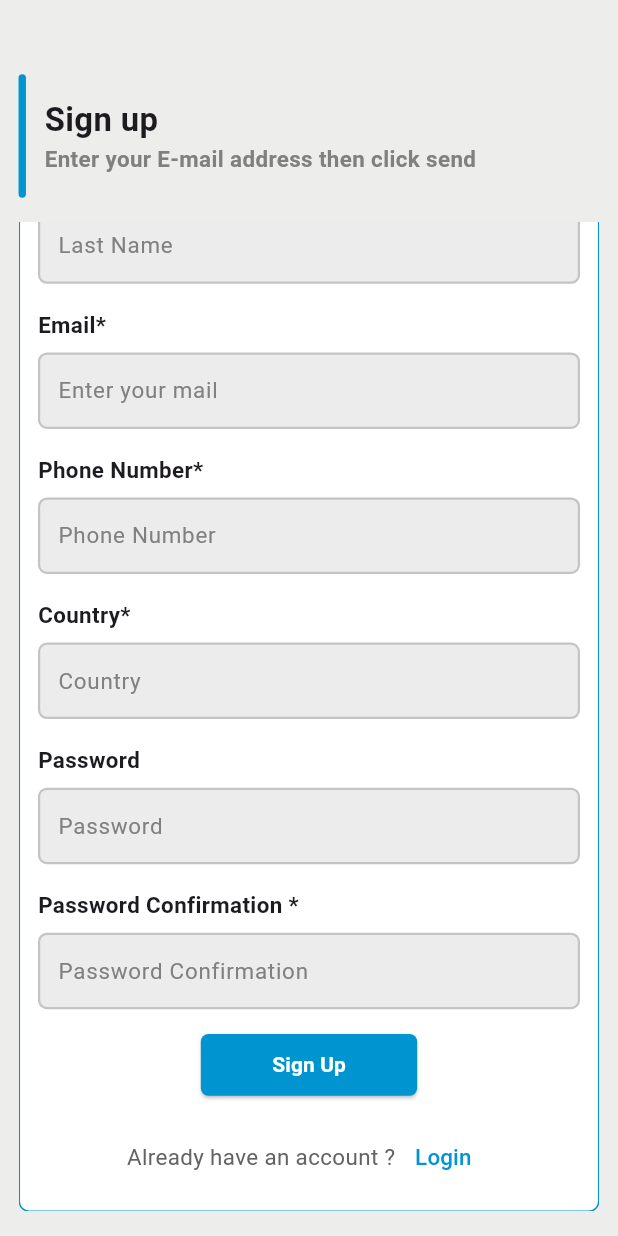
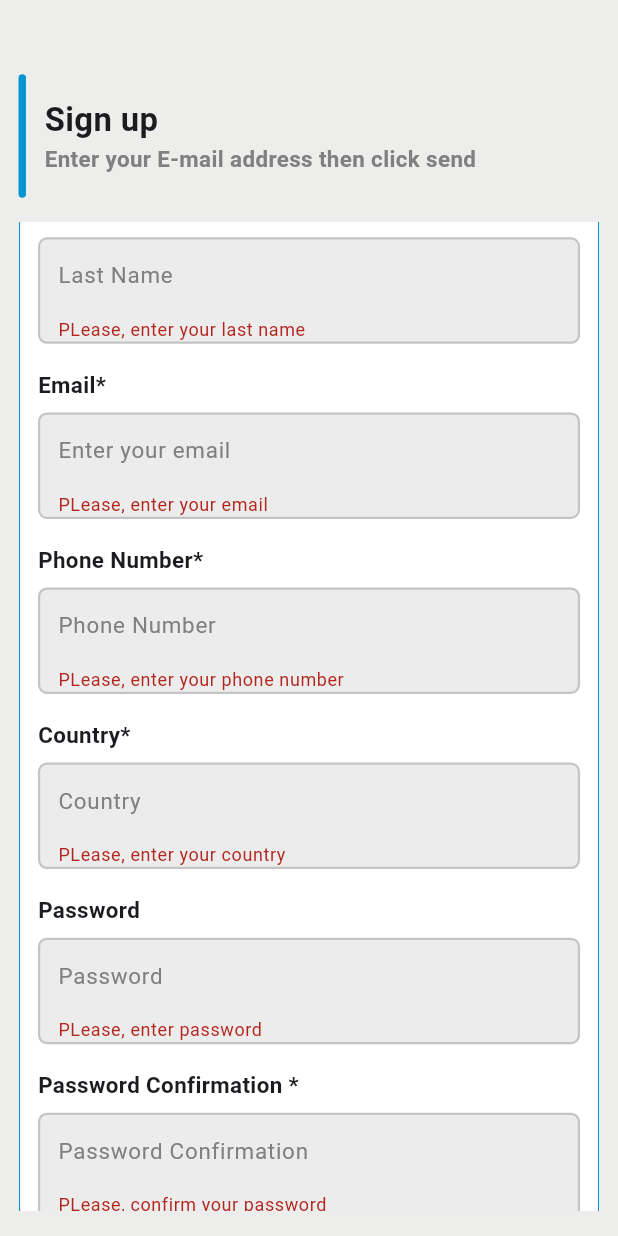
Before and after one commit to michaelSameh111/FX_Commission_app, a Flutter app: the SignUpScreen screen opened directly, scrolled down 149 dp, after a tap on "Sign Up", on a phone screen of 412 x 824 dp. Run offline on Flutter 3.47's test engine with Material 3 defaults, Android fonts, the phone set to English and light mode, and no system bars; our stand-ins replace bloc, chewie, dio, dropdown_button2, flutter_bloc, flutter_sizer and 2 more; missing offline and left inert: animated_rating_stars.

Commit message:
done validator sign up screen.

```diff
--- a/lib/view/pages/sign_up_screen.dart
+++ b/lib/view/pages/sign_up_screen.dart
@@ -1,3 +1,4 @@
+import 'package:flutter/cupertino.dart';
 import 'package:flutter/material.dart';
 import 'package:flutter_bloc/flutter_bloc.dart';
 import 'package:flutter_sizer/flutter_sizer.dart';
@@ -14,6 +15,7 @@ class SignUpScreen extends StatefulWidget {
 }
 
 class _SignUpScreenState extends State<SignUpScreen> {
+  GlobalKey<FormState> formKey = GlobalKey();
   TextEditingController firstNameController = TextEditingController();
   TextEditingController lastNameController = TextEditingController();
   TextEditingController phoneNumberController = TextEditingController();
@@ -21,6 +23,7 @@ class _SignUpScreenState extends State<SignUpScreen> {
   TextEditingController countryController = TextEditingController();
   TextEditingController passwordController = TextEditingController();
   TextEditingController passwordConfirmationController = TextEditingController();
+
   @override
   Widget build(BuildContext context) {
     return BlocConsumer<LoginCubit, LoginStates>(
@@ -29,6 +32,8 @@ class _SignUpScreenState extends State<SignUpScreen> {
     return Scaffold(
       body: Padding(
         padding: EdgeInsets.only(left: 3.0.w, right: 3.0.w, top: 6.h, bottom: 2.h),
+        child: Form(
+          key: formKey,
           child: Column(
             children: [
               Row(
@@ -79,6 +84,7 @@ class _SignUpScreenState extends State<SignUpScreen> {
                       ),
                       borderRadius: BorderRadius.circular(7.dp),
                     ),
+
                     child: Column(
                       crossAxisAlignment: CrossAxisAlignment.start,
                       children: [
@@ -91,6 +97,12 @@ class _SignUpScreenState extends State<SignUpScreen> {
                           height: 1.h,
                         ),
                         defaultTextFormField(
+                          validator: (value) {
+                            if (value == null || value.isEmpty) {
+                              return 'PLease, enter your first name';
+                            }
+                            return null;
+                          },
                           textFormFieldController: firstNameController,
                             hintText: 'First name',
                             keyboardType: TextInputType.name),
@@ -107,6 +119,12 @@ class _SignUpScreenState extends State<SignUpScreen> {
                           height: 1.h,
                         ),
                         defaultTextFormField(
+                          validator: (value) {
+                            if (value == null || value.isEmpty) {
+                              return 'PLease, enter your last name';
+                            }
+                            return null;
+                          },
                           textFormFieldController: lastNameController,
                             hintText: 'Last Name',
                             keyboardType: TextInputType.name),
@@ -123,8 +141,14 @@ class _SignUpScreenState extends State<SignUpScreen> {
                           height: 1.h,
                         ),
                         defaultTextFormField(
+                          validator: (value) {
+                            if (value == null || value.isEmpty) {
+                              return 'PLease, enter your email';
+                            }
+                            return null;
+                          },
                           textFormFieldController: emailController,
-                          hintText: 'Enter your mail',
+                            hintText: 'Enter your email',
                             keyboardType: TextInputType.emailAddress),
                         SizedBox(
                           height: 2.h,
@@ -139,6 +163,12 @@ class _SignUpScreenState extends State<SignUpScreen> {
                           height: 1.h,
                         ),
                         defaultTextFormField(
+                          validator: (value) {
+                            if (value == null || value.isEmpty) {
+                              return 'PLease, enter your phone number';
+                            }
+                            return null;
+                          },
                           textFormFieldController: phoneNumberController,
                             hintText: 'Phone Number',
                             keyboardType: TextInputType.phone),
@@ -155,6 +185,12 @@ class _SignUpScreenState extends State<SignUpScreen> {
                           height: 1.h,
                         ),
                         defaultTextFormField(
+                          validator: (value) {
+                            if (value == null || value.isEmpty) {
+                              return 'PLease, enter your country';
+                            }
+                            return null;
+                          },
                           textFormFieldController: countryController,
                             hintText: 'Country', keyboardType: TextInputType.name),
                         SizedBox(
@@ -170,6 +206,15 @@ class _SignUpScreenState extends State<SignUpScreen> {
                           height: 1.h,
                         ),
                         defaultTextFormField(
+                          validator: (value) {
+                            if (value == null || value.isEmpty) {
+                              return 'PLease, enter password';
+                            }else if(value.length < 8)
+                            {
+                              return 'Password must be at least 8 characters';
+                            }
+                            return null;
+                          },
                           textFormFieldController: passwordController,
                             hintText: 'Password',
                             keyboardType: TextInputType.visiblePassword,
@@ -187,6 +232,14 @@ class _SignUpScreenState extends State<SignUpScreen> {
                           height: 1.h,
                         ),
                         defaultTextFormField(
+                          validator: (value) {
+                            if (value == null || value.isEmpty) {
+                              return 'PLease, confirm your password';
+                            }else if(value != passwordController.text){
+                              return 'Password doesn\'t match';
+                            }
+                            return null;
+                          },
                           textFormFieldController: passwordConfirmationController,
                             hintText: 'Password Confirmation',
                             keyboardType: TextInputType.visiblePassword,
@@ -199,6 +252,8 @@ class _SignUpScreenState extends State<SignUpScreen> {
                           child: mainElevatedButton(
                             loading: state is RegisterLoadingState,
                               onPressed: (){
+                              if(formKey.currentState?.validate() ??
+                                  false){
                                 LoginCubit.get(context).registerUser(
                                     firstName: firstNameController.text,
                                     lastname: lastNameController.text,
@@ -208,6 +263,7 @@ class _SignUpScreenState extends State<SignUpScreen> {
                                     password: passwordController.text,
                                     passwordConfirmation: passwordConfirmationController.text,
                                     context: context);
+                              }
                               },
                               width: 35.w, height: 5.h, text: 'Sign Up'),
                         ),
@@ -250,6 +306,7 @@ class _SignUpScreenState extends State<SignUpScreen> {
             ],
           ),
         ),
+      ),
     );
   },
 );
```
Lines whose indentation alone changed are shown as unchanged.
